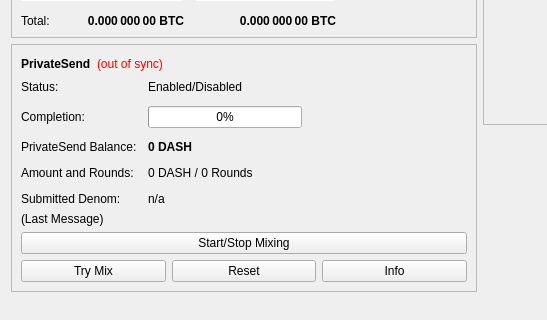
First picture: the form in src/qt/forms/overviewpage.ui, repository Pigeoncoin/pigeoncoin, before the edit; both pictures show x 0 to 547 and y 178 to 498 of the 960 by 585 pixel window.
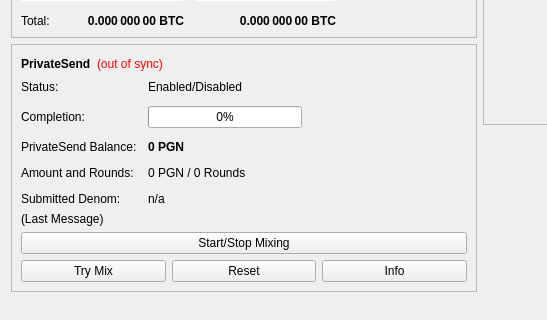
Second picture: the form after the edit.

Commit message:
PGN dash consensus fork
Add pgn algo and genesis code

Get headers sync working

Changes to get syncing on PGN Testnet

to Pigeon Core and PGN

More pgn changes on files and references

tDASH to tPGN and other misc unit updates

Dash address to Pigeon address

[Qt/RPC] Dash address to Pigeon address part 2

What changed in the file:
```diff
--- a/src/qt/forms/overviewpage.ui
+++ b/src/qt/forms/overviewpage.ui
@@ -514,7 +514,7 @@
                </font>
               </property>
               <property name="text">
-               <string notr="true">0 DASH</string>
+               <string notr="true">0 PGN</string>
               </property>
              </widget>
             </item>
@@ -528,7 +528,7 @@
             <item row="3" column="1">
              <widget class="QLabel" name="labelAmountRounds">
               <property name="text">
-               <string>0 DASH / 0 Rounds</string>
+               <string>0 PGN / 0 Rounds</string>
               </property>
              </widget>
             </item>
```
The commit also changes 469 other files.
